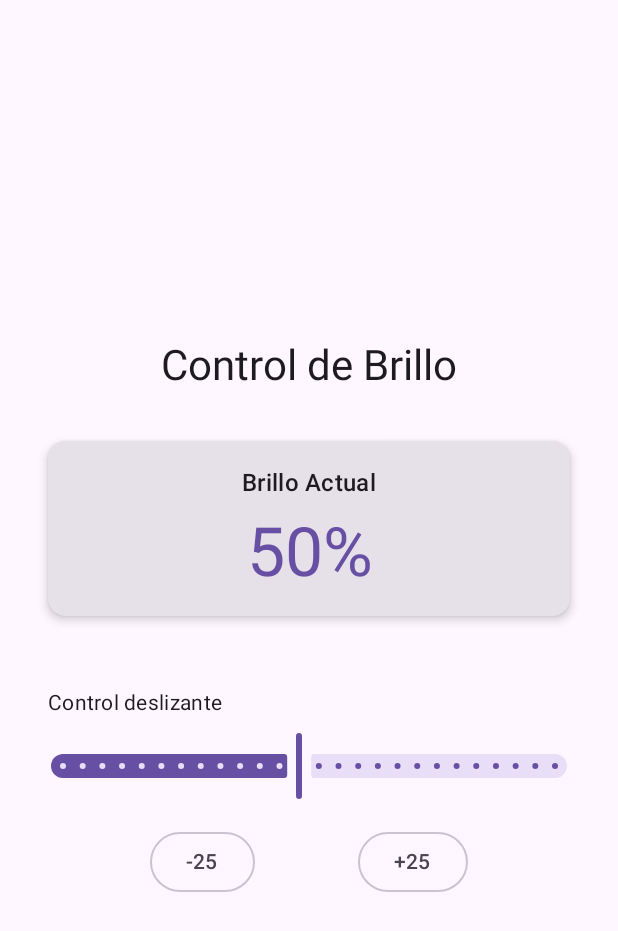
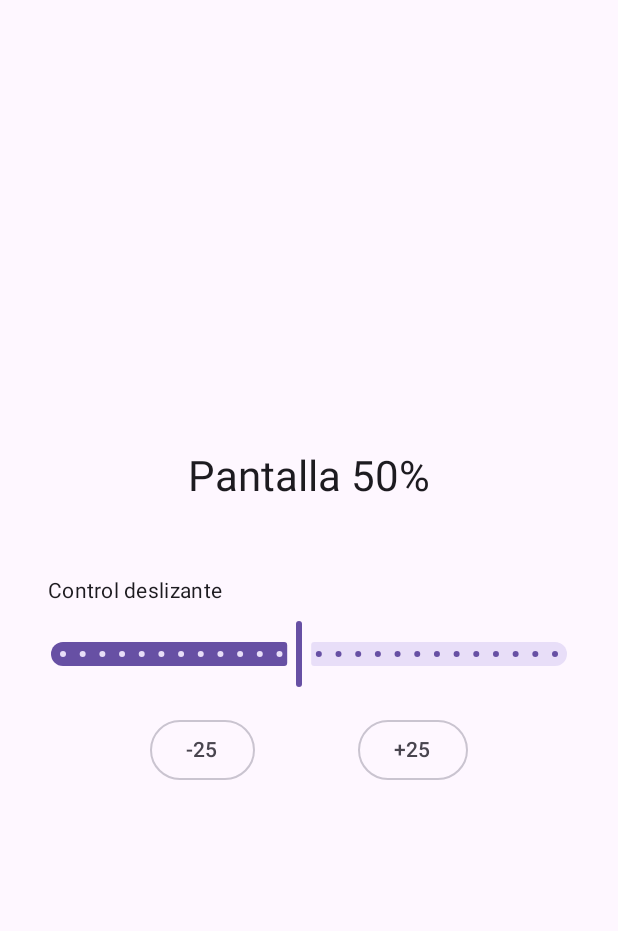
Before and after one commit to ronald-bismar/dispositivos, an Android app built with Jetpack Compose: the PantallaScreenActivity screen opened directly, with no data from a screen before it, on a phone screen of 412 x 824 dp. Shown: the top 931 px of the screen. Run offline under Robolectric (Android 15) with nearby library versions, the light colour scheme and no system bars.

Commit message:
Funcionalidad de pantalla 3

```diff
--- a/app/src/main/java/com/example/dispositivos/PantallaScreen.kt
+++ b/app/src/main/java/com/example/dispositivos/PantallaScreen.kt
@@ -79,36 +79,10 @@ class PantallaScreenActivity : ComponentActivity() {
                 verticalArrangement = Arrangement.Center
             ) {
                 Text(
-                    text = "Control de Brillo",
+                    text = "Pantalla ${round((brightnessValue.toDouble() / 255) * 100).toInt()}%",
                     style = MaterialTheme.typography.headlineMedium,
                     modifier = Modifier.padding(bottom = 16.dp)
                 )
-
-                // Mostrar el porcentaje actual
-                Card(
-                    modifier = Modifier
-                        .fillMaxWidth()
-                        .padding(16.dp),
-                    elevation = CardDefaults.cardElevation(defaultElevation = 4.dp)
-                ) {
-                    Column(
-                        modifier = Modifier
-                            .fillMaxWidth()
-                            .padding(16.dp),
-                        horizontalAlignment = Alignment.CenterHorizontally
-                    ) {
-                        Text(
-                            text = "Brillo Actual",
-                            style = MaterialTheme.typography.titleMedium
-                        )
-                        Spacer(modifier = Modifier.height(8.dp))
-                        Text(
-                            text = "${round((brightnessValue.toDouble() / 255) * 100).toInt()}%",
-                            style = MaterialTheme.typography.displayMedium,
-                            color = MaterialTheme.colorScheme.primary
-                        )
-                    }
-                }
 
                 Spacer(modifier = Modifier.height(32.dp))
 
```
